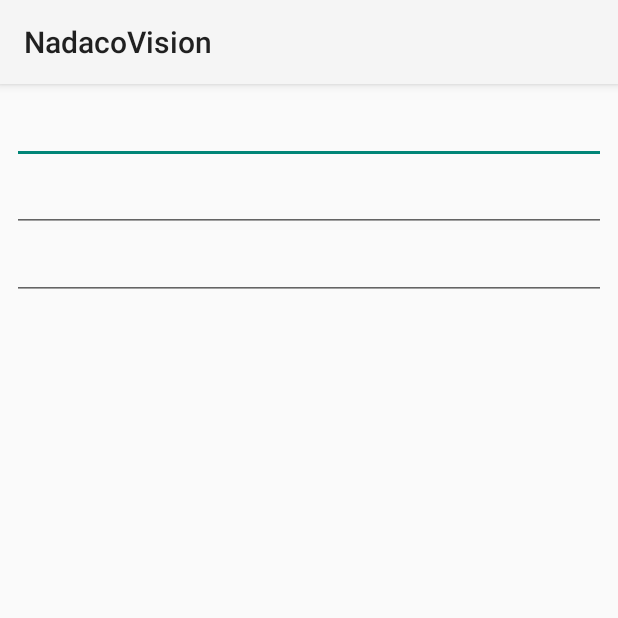
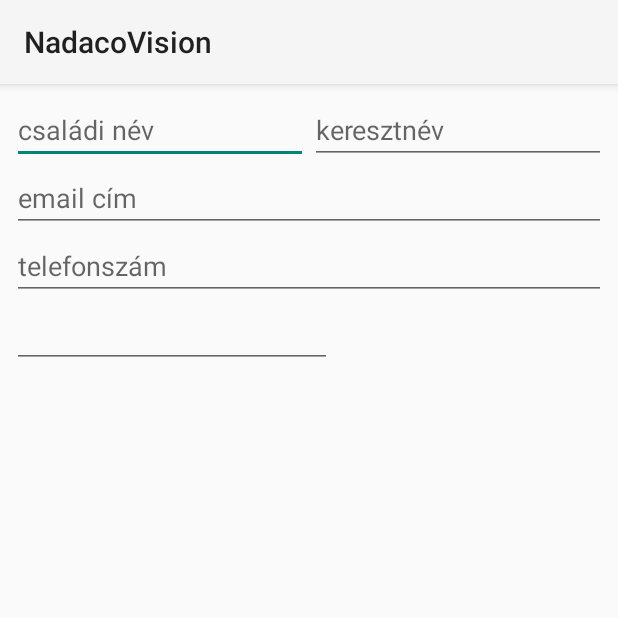
Before and after one commit to csenkey/NadacoVision, an Android app: the screen it shows after launch (MainActivity), on a phone screen of 412 x 824 dp, the top half of it. Run offline under Robolectric (Android 15) with nearby library versions, the phone set to English and light mode, and no system bars; 1 statement that could not run was skipped.

Commit message:
input form started

```diff
--- a/src/main/res/layout/activity_main.xml
+++ b/src/main/res/layout/activity_main.xml
@@ -9,29 +9,59 @@
     <EditText
         android:layout_width="wrap_content"
         android:layout_height="wrap_content"
-        android:id="@+id/customer_name"
+        android:id="@+id/customer_lastname"
+        android:layout_alignParentStart="true"
+        android:hint="@string/customer_lastname"
+        android:layout_toStartOf="@+id/view"
+        android:layout_alignParentTop="true" />
+
+    <View
+        android:layout_width="1dp"
+        android:layout_height="1dp"
+        android:layout_centerHorizontal="true"
+        android:id="@+id/view" />
+
+    <EditText
+        android:layout_width="wrap_content"
+        android:layout_height="wrap_content"
+        android:inputType="textPersonName"
+        android:ems="10"
+        android:id="@+id/customer_firstname"
         android:layout_alignParentTop="true"
-        android:layout_alignParentStart="true"
         android:layout_alignParentEnd="true"
-        android:hint=""/>
+        android:hint="@string/customer_firstname"
+        android:layout_toEndOf="@+id/view" />
 
     <EditText
         android:layout_width="wrap_content"
         android:layout_height="wrap_content"
         android:inputType="textEmailAddress"
         android:ems="10"
-        android:id="@+id/editText2"
-        android:layout_below="@+id/customer_name"
+        android:id="@+id/customer_email"
+        android:layout_below="@+id/customer_lastname"
         android:layout_alignParentStart="true"
-        android:layout_alignParentEnd="true" />
+        android:layout_alignEnd="@+id/customer_firstname"
+        android:hint="@string/customer_email"/>
 
     <EditText
         android:layout_width="wrap_content"
         android:layout_height="wrap_content"
         android:inputType="phone"
         android:ems="10"
-        android:id="@+id/editText3"
-        android:layout_below="@+id/editText2"
+        android:id="@+id/customer_phone"
+        android:layout_below="@+id/customer_email"
         android:layout_alignParentStart="true"
-        android:layout_alignParentEnd="true" />
+        android:layout_alignParentEnd="true"
+        android:hint="@string/customer_phone"/>
+
+    <EditText
+        android:layout_width="wrap_content"
+        android:layout_height="wrap_content"
+        android:inputType="textPostalAddress"
+        android:ems="10"
+        android:id="@+id/editText"
+        android:layout_below="@+id/customer_phone"
+        android:layout_alignParentStart="true" />
+
+
 </RelativeLayout>
--- a/src/main/res/values/strings.xml
+++ b/src/main/res/values/strings.xml
@@ -4,5 +4,12 @@
     <string name="hello_world">Hello world!</string>
     <string name="action_settings">Settings</string>
 
-    <string name="customer_name">név</string>
+    <string name="customer_lastname">családi név</string>
+    <string name="customer_firstname">keresztnév</string>
+    <string name="customer_email">email cím</string>
+    <string name="customer_phone">telefonszám</string>
+    <string name="customer_zip">irányítószám</string>
+    <string name="customer_city">város</string>
+    <string name="customer_address">cím</string>
+    <string name="customer_birthday">születési dátum</string>
 </resources>
```
